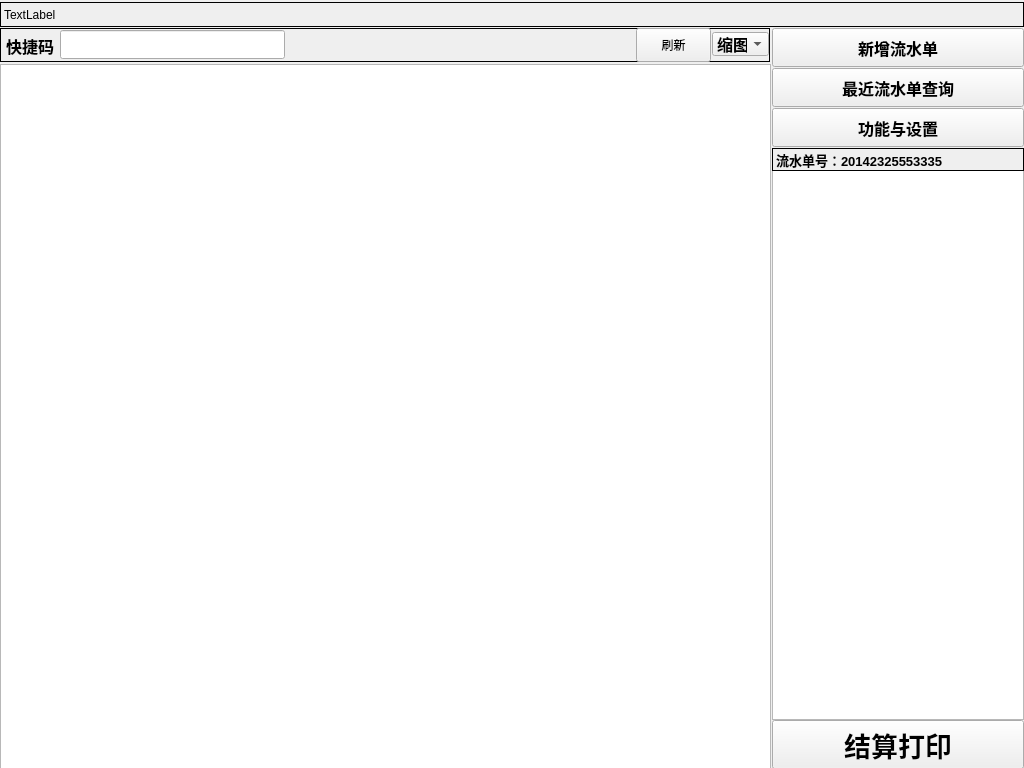
Above: mainwindow.ui from xzhy527/qtCanyin before the change. Below: the same form after it.
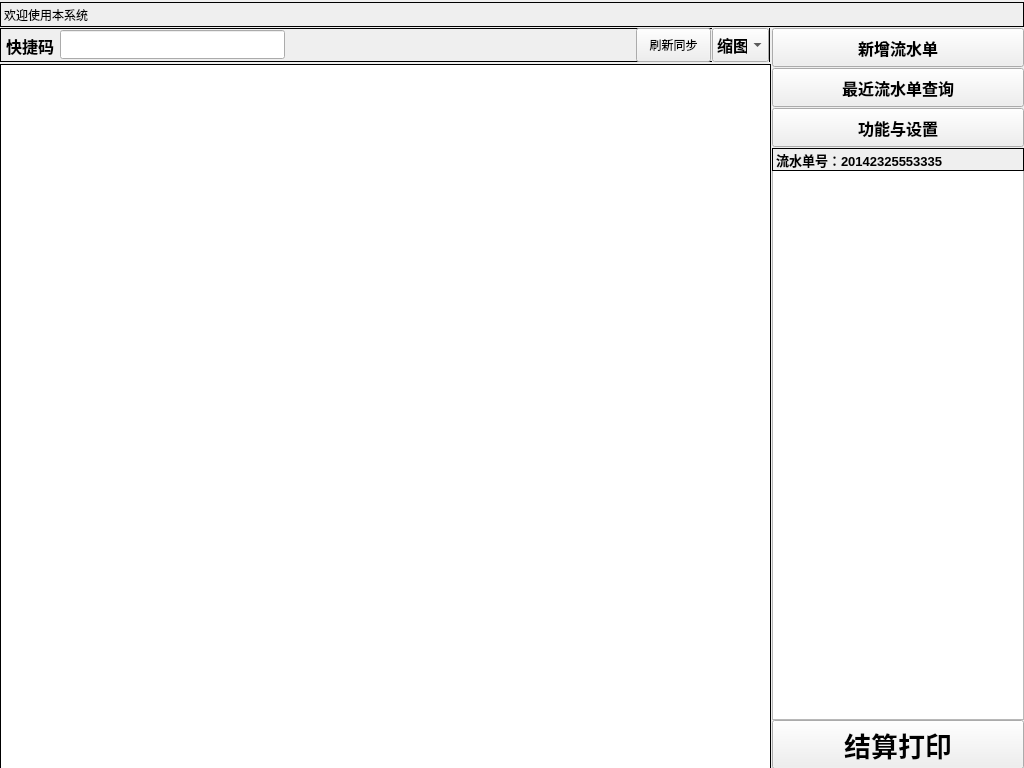
That is the form after the change.

The edit to the form file:
```diff
--- a/mainwindow.ui
+++ b/mainwindow.ui
@@ -27,7 +27,7 @@
      <enum>QFrame::Box</enum>
     </property>
     <property name="text">
-     <string>TextLabel</string>
+     <string>欢迎使用本系统</string>
     </property>
    </widget>
    <widget class="QTableView" name="tableView">
@@ -39,6 +39,12 @@
       <height>708</height>
      </rect>
     </property>
+    <property name="frameShape">
+     <enum>QFrame::Box</enum>
+    </property>
+    <property name="frameShadow">
+     <enum>QFrame::Plain</enum>
+    </property>
    </widget>
    <widget class="QFrame" name="frame">
     <property name="geometry">
@@ -101,7 +107,7 @@
       </sizepolicy>
      </property>
      <property name="text">
-      <string>刷新</string>
+      <string>刷新同步</string>
      </property>
      <property name="autoExclusive">
       <bool>false</bool>
@@ -111,9 +117,9 @@
      <property name="geometry">
       <rect>
        <x>712</x>
-       <y>4</y>
+       <y>0</y>
        <width>57</width>
-       <height>24</height>
+       <height>34</height>
       </rect>
      </property>
      <property name="font">
```
Left out of the diff: 16 changed lines with no effect on the pictures.
